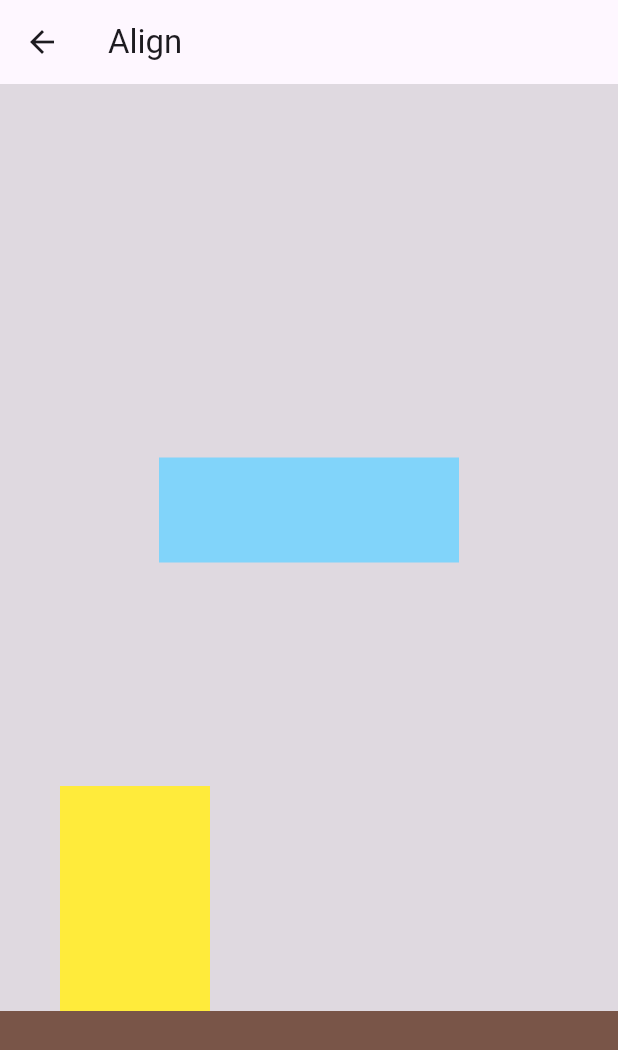
After one commit to caipira113/flutter_start, a Flutter app: the screen it shows after launch, in the side drawer, after a tap on "Align", on a phone screen of 412 x 824 dp. The commit adds this screen. Shown: the top 1050 px of the screen. Run offline on Flutter 3.47's test engine with Material 3 defaults, Android fonts, the phone set to English and light mode, and no system bars.

Commit message:
Create align.dart

```diff
--- /dev/null
+++ b/lib/align.dart
@@ -0,0 +1,49 @@
+import 'package:flutter/material.dart';
+
+class Align1 extends StatelessWidget {
+  const Align1({super.key});
+
+  @override
+  Widget build(BuildContext context) {
+    return Scaffold(
+      appBar: AppBar(
+        title: const Text("Align"),
+      ),
+      body: Stack(
+        children: [
+          Container(
+            width: MediaQuery.of(context).size.width,
+            height: MediaQuery.of(context).size.height,
+            color: Colors.black12,
+          ),
+          Align(
+            alignment: Alignment.bottomLeft,
+            child: Container(
+              width: MediaQuery.of(context).size.width,
+              height: 150,
+              color: Colors.brown,
+            ),
+          ),
+          Align(
+            alignment: Alignment.bottomLeft,
+            child: Container(
+              margin: const EdgeInsets.only(left: 40, bottom: 150),
+              width: 100,
+              height: 150,
+              color: Colors.yellow,
+            ),
+          ),
+          Align(
+            alignment: Alignment.center,
+            child: Container(
+              margin: const EdgeInsets.only(bottom: 200),
+              width: 200,
+              height: 70,
+              color: Colors.lightBlue[200],
+            ),
+          )
+        ],
+      ),
+    );
+  }
+}
--- a/lib/main.dart
+++ b/lib/main.dart
@@ -1,8 +1,9 @@
 import 'package:flutter/material.dart';
-import 'package:flutter_start/creative.dart';
+import 'my_first_page.dart';
 import 'column_row.dart';
 import 'stack.dart';
-import 'my_first_page.dart';
+import 'creative.dart';
+import 'package:flutter_start/align.dart';
 
 void main() {
   runApp(const MyApp());
@@ -88,6 +89,16 @@ class MyHomePage extends StatelessWidget {
                   MaterialPageRoute(builder: (context) => const Creative()),
                 );
               },
+            ),
+            ListTile(
+              leading: const Icon(Icons.add_box),
+              title: const Text('Align'),
+              onTap: () {
+                Navigator.push(
+                  context,
+                  MaterialPageRoute(builder: (context) => const Align1()),
+                );
+              },
             )
           ],
         ),
```
